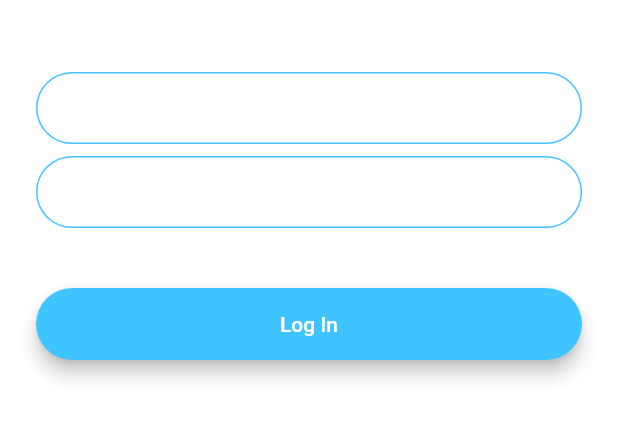
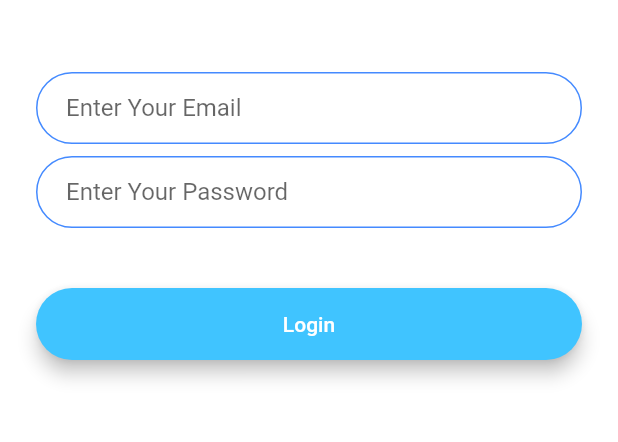
Before and after one commit to i-umairkhan/flash-chat, a Flutter app: the screen it shows after launch, after a tap on "Login", on a phone screen of 412 x 824 dp, the part 576-1018 px from its top. Run offline on Flutter 3.47's test engine with Material 2 defaults, Android fonts, the phone set to English and light mode, and no system bars; our stand-ins replace animated_text_kit.

Commit message:
Refactor Completed

```diff
--- a/lib/Components/rounded_button.dart
+++ b/lib/Components/rounded_button.dart
@@ -1,8 +1,8 @@
 import 'package:flutter/material.dart';
 // import '../screens/login_screen.dart';
 
-class RoundedButtonLogin extends StatelessWidget {
-  const RoundedButtonLogin({
+class RoundedButton extends StatelessWidget {
+  const RoundedButton({
     required this.color,
     required this.title,
     required this.onPressed,
@@ -27,6 +27,7 @@ class RoundedButtonLogin extends StatelessWidget {
           height: 42.0,
           child: Text(
             title,
+            style: const TextStyle(color: Colors.white),
           ),
         ),
       ),
--- a/lib/constants.dart
+++ b/lib/constants.dart
@@ -17,3 +17,19 @@ const kMessageContainerDecoration = BoxDecoration(
     top: BorderSide(color: Colors.lightBlueAccent, width: 2.0),
   ),
 );
+
+const textFeildDecoration = InputDecoration(
+  hintText: 'Enter Text',
+  contentPadding: EdgeInsets.symmetric(vertical: 10.0, horizontal: 20.0),
+  border: OutlineInputBorder(
+    borderRadius: BorderRadius.all(Radius.circular(32.0)),
+  ),
+  enabledBorder: OutlineInputBorder(
+    borderSide: BorderSide(color: Colors.blueAccent, width: 1.0),
+    borderRadius: BorderRadius.all(Radius.circular(32.0)),
+  ),
+  focusedBorder: OutlineInputBorder(
+    borderSide: BorderSide(color: Colors.blueAccent, width: 2.0),
+    borderRadius: BorderRadius.all(Radius.circular(32.0)),
+  ),
+);
--- a/lib/main.dart
+++ b/lib/main.dart
@@ -13,11 +13,6 @@ class FlashChat extends StatelessWidget {
   Widget build(BuildContext context) {
     return MaterialApp(
       debugShowCheckedModeBanner: false,
-      theme: ThemeData.dark().copyWith(
-        textTheme: const TextTheme(
-          bodyText1: TextStyle(color: Colors.black54),
-        ),
-      ),
       initialRoute: WelcomeScreen.id,
       routes: {
         WelcomeScreen.id: (context) => const WelcomeScreen(),
--- a/lib/screens/login_screen.dart
+++ b/lib/screens/login_screen.dart
@@ -1,4 +1,6 @@
 import 'package:flutter/material.dart';
+import '../Components/rounded_button.dart';
+import '../constants.dart';
 
 class LoginScreen extends StatefulWidget {
   const LoginScreen({Key? key}) : super(key: key);
@@ -12,6 +14,7 @@ class _LoginScreenState extends State<LoginScreen> {
   @override
   Widget build(BuildContext context) {
     return Scaffold(
+      resizeToAvoidBottomInset: false,
       backgroundColor: Colors.white,
       body: Padding(
         padding: const EdgeInsets.symmetric(horizontal: 24.0),
@@ -33,24 +36,8 @@ class _LoginScreenState extends State<LoginScreen> {
               onChanged: (value) {
                 //Do something with the user input.
               },
-              decoration: const InputDecoration(
-                hintText: 'Enter your email',
-                contentPadding:
-                    EdgeInsets.symmetric(vertical: 10.0, horizontal: 20.0),
-                border: OutlineInputBorder(
-                  borderRadius: BorderRadius.all(Radius.circular(32.0)),
-                ),
-                enabledBorder: OutlineInputBorder(
-                  borderSide:
-                      BorderSide(color: Colors.lightBlueAccent, width: 1.0),
-                  borderRadius: BorderRadius.all(Radius.circular(32.0)),
-                ),
-                focusedBorder: OutlineInputBorder(
-                  borderSide:
-                      BorderSide(color: Colors.lightBlueAccent, width: 2.0),
-                  borderRadius: BorderRadius.all(Radius.circular(32.0)),
-                ),
-              ),
+              decoration:
+                  textFeildDecoration.copyWith(hintText: 'Enter Your Email'),
             ),
             const SizedBox(
               height: 8.0,
@@ -59,46 +46,17 @@ class _LoginScreenState extends State<LoginScreen> {
               onChanged: (value) {
                 //Do something with the user input.
               },
-              decoration: const InputDecoration(
-                hintText: 'Enter your password.',
-                contentPadding:
-                    EdgeInsets.symmetric(vertical: 10.0, horizontal: 20.0),
-                border: OutlineInputBorder(
-                  borderRadius: BorderRadius.all(Radius.circular(32.0)),
-                ),
-                enabledBorder: OutlineInputBorder(
-                  borderSide:
-                      BorderSide(color: Colors.lightBlueAccent, width: 1.0),
-                  borderRadius: BorderRadius.all(Radius.circular(32.0)),
-                ),
-                focusedBorder: OutlineInputBorder(
-                  borderSide:
-                      BorderSide(color: Colors.lightBlueAccent, width: 2.0),
-                  borderRadius: BorderRadius.all(Radius.circular(32.0)),
-                ),
-              ),
+              decoration:
+                  textFeildDecoration.copyWith(hintText: 'Enter Your Password'),
             ),
             const SizedBox(
               height: 24.0,
             ),
-            Padding(
-              padding: const EdgeInsets.symmetric(vertical: 16.0),
-              child: Material(
-                color: Colors.lightBlueAccent,
-                borderRadius: const BorderRadius.all(Radius.circular(30.0)),
-                elevation: 5.0,
-                child: MaterialButton(
-                  onPressed: () {
-                    //Implement login functionality.
-                  },
-                  minWidth: 200.0,
-                  height: 42.0,
-                  child: const Text(
-                    'Log In',
-                  ),
-                ),
-              ),
-            ),
+            RoundedButton(
+              title: 'Login',
+              color: Colors.lightBlueAccent,
+              onPressed: () {},
+            )
           ],
         ),
       ),
--- a/lib/screens/welcome_screen.dart
+++ b/lib/screens/welcome_screen.dart
@@ -1,5 +1,5 @@
 import 'package:flash_chat/screens/login_screen.dart';
-// import 'package:flash_chat/screens/registration_screen.dart';
+import 'package:flash_chat/screens/registration_screen.dart';
 import '../Components/rounded_button.dart';
 import 'package:flutter/material.dart';
 import 'package:animated_text_kit/animated_text_kit.dart';
@@ -49,21 +49,22 @@ class _WelcomeScreenState extends State<WelcomeScreen> {
             const SizedBox(
               height: 48.0,
             ),
-            RoundedButtonLogin(
+            RoundedButton(
               color: Colors.lightBlueAccent,
               title: 'Login',
               onPressed: () {
                 Navigator.pushNamed(context, LoginScreen.id);
               },
-            )
+            ),
+            RoundedButton(
+                color: Colors.blueAccent,
+                title: 'Register',
+                onPressed: () {
+                  Navigator.pushNamed(context, RegistrationScreen.id);
+                })
           ],
         ),
       ),
     );
   }
 }
-
-
-
-// login : lightblueAccent  , Login  , Navigator.pushNamed(context, LoginScreen.id);
-// Registration : blueAccent ,  Register  , Navigator.pushNamed(context, RegistrationScreen.id)
```
Also changed, not shown: lib/screens/registration_screen.dart (+12 -51 lines).
